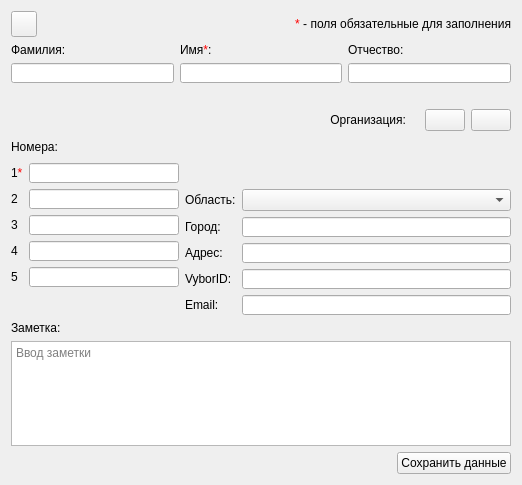
Before: the Qt Designer form src/EditContactDialog.ui in okostynchuk/Outcall, drawn with Qt 5.
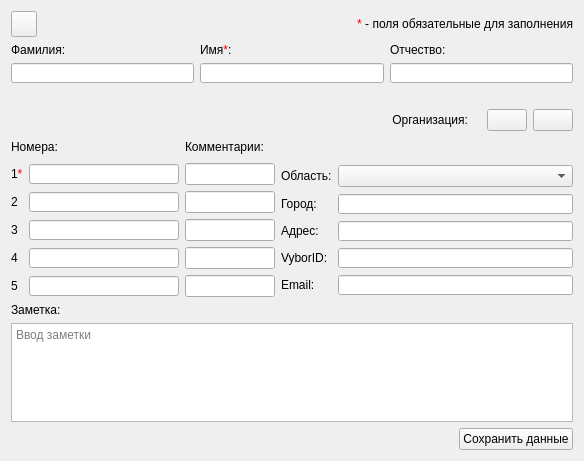
After: the same form once the commit is applied. Icons and pictures are not drawn.

Commit message:
Added the abitily to add a comment to the number
Possibility to add a comment to the number in Add / Edit / View contact classes

Diff of the .ui file:
```diff
--- a/src/EditContactDialog.ui
+++ b/src/EditContactDialog.ui
@@ -6,8 +6,8 @@
    <rect>
     <x>0</x>
     <y>0</y>
-    <width>522</width>
-    <height>485</height>
+    <width>582</width>
+    <height>461</height>
    </rect>
   </property>
   <property name="windowTitle">
@@ -305,43 +305,125 @@
    <item row="2" column="0">
     <layout class="QGridLayout" name="gridLayout_3">
      <item row="0" column="0">
-      <widget class="QLabel" name="label_5">
-       <property name="text">
-        <string>Номера:</string>
-       </property>
-      </widget>
-     </item>
-     <item row="0" column="1">
-      <layout class="QHBoxLayout" name="horizontalLayout">
-       <item>
-        <spacer name="horizontalSpacer">
-         <property name="orientation">
-          <enum>Qt::Horizontal</enum>
-         </property>
-         <property name="sizeHint" stdset="0">
-          <size>
-           <width>40</width>
-           <height>20</height>
-          </size>
-         </property>
-        </spacer>
-       </item>
-      </layout>
-     </item>
-    </layout>
-   </item>
-   <item row="3" column="0">
-    <layout class="QHBoxLayout" name="horizontalLayout_2">
-     <item>
       <layout class="QGridLayout" name="gridLayout_2">
+       <item row="0" column="0" colspan="2">
+        <widget class="QLabel" name="label_5">
+         <property name="minimumSize">
+          <size>
+           <width>0</width>
+           <height>20</height>
+          </size>
+         </property>
+         <property name="text">
+          <string>Номера:</string>
+         </property>
+        </widget>
+       </item>
+       <item row="0" column="2">
+        <widget class="QLabel" name="label_8">
+         <property name="minimumSize">
+          <size>
+           <width>0</width>
+           <height>20</height>
+          </size>
+         </property>
+         <property name="text">
+          <string>Комментарии:</string>
+         </property>
+        </widget>
+       </item>
+       <item row="1" column="0">
+        <widget class="QLabel" name="label_6">
+         <property name="text">
+          <string>1&lt;span style = &quot;color: red;&quot;&gt;*&lt;/span&gt;</string>
+         </property>
+        </widget>
+       </item>
+       <item row="1" column="1">
+        <widget class="QLineEdit" name="firstNumber">
+         <property name="sizePolicy">
+          <sizepolicy hsizetype="Preferred" vsizetype="Fixed">
+           <horstretch>0</horstretch>
+           <verstretch>0</verstretch>
+          </sizepolicy>
+         </property>
+         <property name="minimumSize">
+          <size>
+           <width>150</width>
+           <height>20</height>
+          </size>
+         </property>
+         <property name="maximumSize">
+          <size>
+           <width>150</width>
+           <height>20</height>
+          </size>
+         </property>
+         <property name="focusPolicy">
+          <enum>Qt::StrongFocus</enum>
+         </property>
+        </widget>
+       </item>
+       <item row="1" column="2">
+        <widget class="QLineEdit" name="firstNumberComment">
+         <property name="minimumSize">
+          <size>
+           <width>90</width>
+           <height>0</height>
+          </size>
+         </property>
+        </widget>
+       </item>
        <item row="2" column="0">
+        <widget class="QLabel" name="label_28">
+         <property name="text">
+          <string>2</string>
+         </property>
+        </widget>
+       </item>
+       <item row="2" column="1">
+        <widget class="QLineEdit" name="secondNumber">
+         <property name="sizePolicy">
+          <sizepolicy hsizetype="Preferred" vsizetype="Fixed">
+           <horstretch>0</horstretch>
+           <verstretch>0</verstretch>
+          </sizepolicy>
+         </property>
+         <property name="minimumSize">
+          <size>
+           <width>150</width>
+           <height>20</height>
+          </size>
+         </property>
+         <property name="maximumSize">
+          <size>
+           <width>150</width>
+           <height>20</height>
+          </size>
+         </property>
+         <property name="focusPolicy">
+          <enum>Qt::StrongFocus</enum>
+         </property>
+        </widget>
+       </item>
+       <item row="2" column="2">
+        <widget class="QLineEdit" name="secondNumberComment">
+         <property name="minimumSize">
+          <size>
+           <width>90</width>
+           <height>0</height>
+          </size>
+         </property>
+        </widget>
+       </item>
+       <item row="3" column="0">
         <widget class="QLabel" name="label_27">
          <property name="text">
           <string>3</string>
          </property>
         </widget>
        </item>
-       <item row="2" column="1">
+       <item row="3" column="1">
         <widget class="QLineEdit" name="thirdNumber">
          <property name="sizePolicy">
           <sizepolicy hsizetype="Preferred" vsizetype="Fixed">
@@ -366,39 +448,24 @@
          </property>
         </widget>
        </item>
-       <item row="4" column="1">
-        <widget class="QLineEdit" name="fifthNumber">
-         <property name="sizePolicy">
-          <sizepolicy hsizetype="Preferred" vsizetype="Fixed">
-           <horstretch>0</horstretch>
-           <verstretch>0</verstretch>
-          </sizepolicy>
-         </property>
+       <item row="3" column="2">
+        <widget class="QLineEdit" name="thirdNumberComment">
          <property name="minimumSize">
           <size>
-           <width>150</width>
-           <height>20</height>
+           <width>90</width>
+           <height>0</height>
           </size>
          </property>
-         <property name="maximumSize">
-          <size>
-           <width>150</width>
-           <height>20</height>
-          </size>
-         </property>
-         <property name="focusPolicy">
-          <enum>Qt::StrongFocus</enum>
-         </property>
         </widget>
        </item>
-       <item row="3" column="0">
+       <item row="4" column="0">
         <widget class="QLabel" name="label_18">
          <property name="text">
           <string>4</string>
          </property>
         </widget>
        </item>
-       <item row="3" column="1">
+       <item row="4" column="1">
         <widget class="QLineEdit" name="fourthNumber">
          <property name="sizePolicy">
           <sizepolicy hsizetype="Preferred" vsizetype="Fixed">
@@ -423,22 +490,25 @@
          </property>
         </widget>
        </item>
-       <item row="4" column="0">
+       <item row="4" column="2">
+        <widget class="QLineEdit" name="fourthNumberComment">
+         <property name="minimumSize">
+          <size>
+           <width>90</width>
+           <height>0</height>
+          </size>
+         </property>
+        </widget>
+       </item>
+       <item row="5" column="0">
         <widget class="QLabel" name="label_33">
          <property name="text">
           <string>5</string>
          </property>
         </widget>
        </item>
-       <item row="1" column="0">
-        <widget class="QLabel" name="label_28">
-         <property name="text">
-          <string>2</string>
-         </property>
-        </widget>
-       </item>
-       <item row="0" column="1">
-        <widget class="QLineEdit" name="firstNumber">
+       <item row="5" column="1">
+        <widget class="QLineEdit" name="fifthNumber">
          <property name="sizePolicy">
           <sizepolicy hsizetype="Preferred" vsizetype="Fixed">
            <horstretch>0</horstretch>
@@ -462,39 +532,17 @@
          </property>
         </widget>
        </item>
-       <item row="0" column="0">
-        <widget class="QLabel" name="label_6">
-         <property name="text">
-          <string>1&lt;span style = &quot;color: red;&quot;&gt;*&lt;/span&gt;</string>
-         </property>
-        </widget>
-       </item>
-       <item row="1" column="1">
-        <widget class="QLineEdit" name="secondNumber">
-         <property name="sizePolicy">
-          <sizepolicy hsizetype="Preferred" vsizetype="Fixed">
-           <horstretch>0</horstretch>
-           <verstretch>0</verstretch>
-          </sizepolicy>
-         </property>
+       <item row="5" column="2">
+        <widget class="QLineEdit" name="fifthNumberComment">
          <property name="minimumSize">
           <size>
-           <width>150</width>
-           <height>20</height>
+           <width>90</width>
+           <height>0</height>
           </size>
          </property>
-         <property name="maximumSize">
-          <size>
-           <width>150</width>
-           <height>20</height>
-          </size>
-         </property>
-         <property name="focusPolicy">
-          <enum>Qt::StrongFocus</enum>
-         </property>
         </widget>
        </item>
-       <item row="5" column="0" colspan="2">
+       <item row="6" column="0" colspan="3">
         <spacer name="verticalSpacer">
          <property name="orientation">
           <enum>Qt::Vertical</enum>
@@ -509,7 +557,7 @@
        </item>
       </layout>
      </item>
-     <item>
+     <item row="0" column="1">
       <layout class="QGridLayout" name="gridLayout">
        <item row="2" column="1">
         <widget class="QLineEdit" name="city">
@@ -663,7 +711,7 @@
      </item>
     </layout>
    </item>
-   <item row="4" column="0">
+   <item row="3" column="0">
     <layout class="QGridLayout" name="gridLayout_7">
      <item row="2" column="2">
       <widget class="QPushButton" name="saveButton">
```
Left out of the diff: 10 changed lines with no effect on the pictures. The commit also changes 17 other files.
